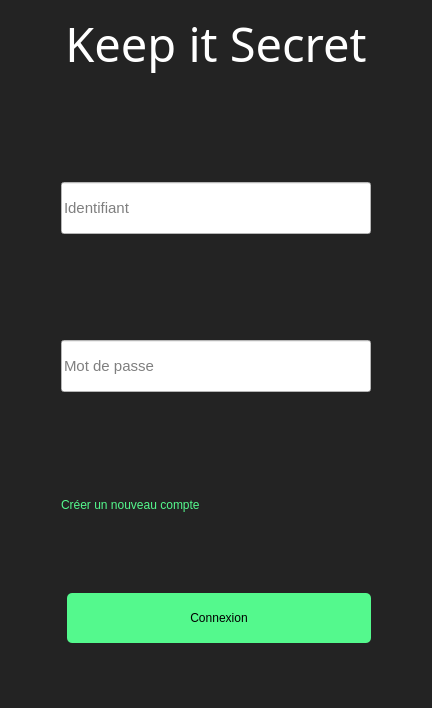
dbuhon/KeepItSecret, file KeepItSecret/mainwindow.ui: the form before one commit.
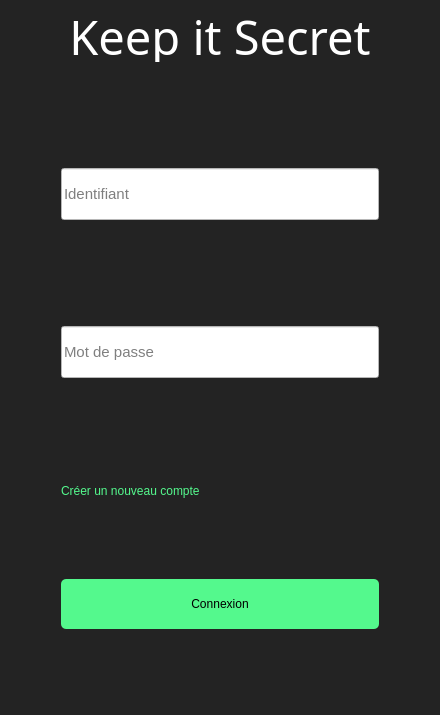
The form after the commit.

Commit message: Adaptation ihm mobile (mainwindow)

Patch:
```diff
--- a/KeepItSecret/mainwindow.ui
+++ b/KeepItSecret/mainwindow.ui
@@ -6,8 +6,8 @@
    <rect>
     <x>0</x>
     <y>0</y>
-    <width>432</width>
-    <height>708</height>
+    <width>440</width>
+    <height>714</height>
    </rect>
   </property>
   <property name="windowTitle">
@@ -28,59 +28,8 @@
     <item>
      <layout class="QHBoxLayout" name="horizontalLayout">
       <item>
-       <layout class="QFormLayout" name="formLayout">
-        <item row="2" column="0" colspan="2">
-         <widget class="QLineEdit" name="lineEdit_login">
-          <property name="sizePolicy">
-           <sizepolicy hsizetype="Preferred" vsizetype="Preferred">
-            <horstretch>0</horstretch>
-            <verstretch>0</verstretch>
-           </sizepolicy>
-          </property>
-          <property name="font">
-           <font>
-            <pointsize>11</pointsize>
-           </font>
-          </property>
-          <property name="styleSheet">
-           <string notr="true">color: rgb(0, 0, 0);
-background-color: rgb(255, 255, 255);
-margin-top: 100%;
-height: 50px;
-margin-left:50px;
-margin-right:50px;</string>
-          </property>
-          <property name="placeholderText">
-           <string>Identifiant</string>
-          </property>
-         </widget>
-        </item>
-        <item row="4" column="0" colspan="2">
-         <widget class="QPushButton" name="pushButton_newAccount">
-          <property name="sizePolicy">
-           <sizepolicy hsizetype="Preferred" vsizetype="Preferred">
-            <horstretch>0</horstretch>
-            <verstretch>0</verstretch>
-           </sizepolicy>
-          </property>
-          <property name="styleSheet">
-           <string notr="true">background-color: none;
-border-radius: 5px;
-text-align: left;
-color: rgb(84, 249, 141);
-margin-top: 100%;
-margin-left:50px;
-margin-right:50px;</string>
-          </property>
-          <property name="text">
-           <string>Créer un nouveau compte</string>
-          </property>
-          <property name="autoExclusive">
-           <bool>false</bool>
-          </property>
-         </widget>
-        </item>
-        <item row="0" column="0" colspan="2">
+       <layout class="QVBoxLayout" name="verticalLayout_2">
+        <item>
          <widget class="QLabel" name="label_title">
           <property name="sizePolicy">
            <sizepolicy hsizetype="Expanding" vsizetype="Preferred">
@@ -117,7 +66,33 @@
           </property>
          </widget>
         </item>
-        <item row="3" column="0" colspan="2">
+        <item>
+         <widget class="QLineEdit" name="lineEdit_login">
+          <property name="sizePolicy">
+           <sizepolicy hsizetype="Preferred" vsizetype="Preferred">
+            <horstretch>0</horstretch>
+            <verstretch>0</verstretch>
+           </sizepolicy>
+          </property>
+          <property name="font">
+           <font>
+            <pointsize>11</pointsize>
+           </font>
+          </property>
+          <property name="styleSheet">
+           <string notr="true">color: rgb(0, 0, 0);
+background-color: rgb(255, 255, 255);
+margin-top: 100%;
+height: 50px;
+margin-left:50px;
+margin-right:50px;</string>
+          </property>
+          <property name="placeholderText">
+           <string>Identifiant</string>
+          </property>
+         </widget>
+        </item>
+        <item>
          <widget class="QLineEdit" name="lineEdit_password">
           <property name="sizePolicy">
            <sizepolicy hsizetype="Preferred" vsizetype="Preferred">
@@ -150,7 +125,32 @@
           </property>
          </widget>
         </item>
-        <item row="5" column="1">
+        <item>
+         <widget class="QPushButton" name="pushButton_newAccount">
+          <property name="sizePolicy">
+           <sizepolicy hsizetype="Preferred" vsizetype="Preferred">
+            <horstretch>0</horstretch>
+            <verstretch>0</verstretch>
+           </sizepolicy>
+          </property>
+          <property name="styleSheet">
+           <string notr="true">background-color: none;
+border-radius: 5px;
+text-align: left;
+color: rgb(84, 249, 141);
+margin-top: 100%;
+margin-left:50px;
+margin-right:50px;</string>
+          </property>
+          <property name="text">
+           <string>Créer un nouveau compte</string>
+          </property>
+          <property name="autoExclusive">
+           <bool>false</bool>
+          </property>
+         </widget>
+        </item>
+        <item>
          <widget class="QPushButton" name="pushButton_submit">
           <property name="sizePolicy">
            <sizepolicy hsizetype="Preferred" vsizetype="Preferred">
@@ -186,7 +186,8 @@
 height: 50px;
 color: black;
 margin-left:50px;
-margin-right:50px;</string>
+margin-right:50px;
+margin-bottom:75%;</string>
           </property>
           <property name="text">
            <string>Connexion</string>
```
